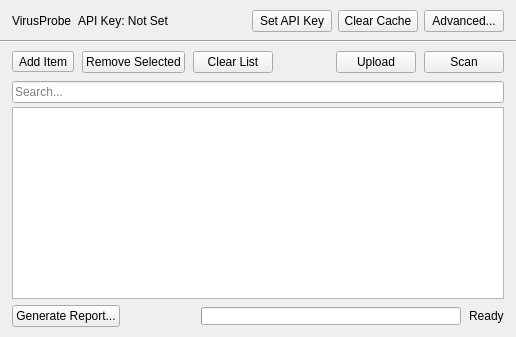
Above: gui/assets/main_window.ui from galactic1000/VirusProbe before the change. Below: the same form after it.
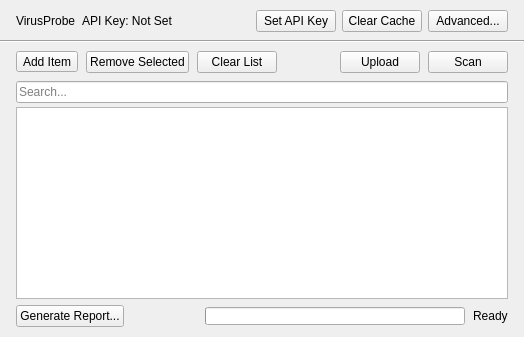
That is the form after the change. Custom widgets are drawn as their Qt base class.

Commit message: Refine GUI dialog and layout spacing

What changed in the file:
```diff
--- a/gui/assets/main_window.ui
+++ b/gui/assets/main_window.ui
@@ -22,13 +22,13 @@
     <widget class="QWidget" name="topBar">
      <layout class="QHBoxLayout" name="topBarLayout">
       <property name="leftMargin">
-       <number>12</number>
+       <number>16</number>
       </property>
       <property name="topMargin">
        <number>10</number>
       </property>
       <property name="rightMargin">
-       <number>12</number>
+       <number>16</number>
       </property>
       <property name="bottomMargin">
        <number>8</number>
@@ -98,13 +98,13 @@
     <widget class="QWidget" name="toolbar">
      <layout class="QHBoxLayout" name="toolbarLayout">
       <property name="leftMargin">
-       <number>12</number>
+       <number>16</number>
       </property>
       <property name="topMargin">
        <number>8</number>
       </property>
       <property name="rightMargin">
-       <number>12</number>
+       <number>16</number>
       </property>
       <property name="bottomMargin">
        <number>8</number>
@@ -177,13 +177,13 @@
     <widget class="QWidget" name="contentPane">
      <layout class="QVBoxLayout" name="contentLayout">
       <property name="leftMargin">
-       <number>12</number>
+       <number>16</number>
       </property>
       <property name="topMargin">
        <number>0</number>
       </property>
       <property name="rightMargin">
-       <number>12</number>
+       <number>16</number>
       </property>
       <property name="bottomMargin">
        <number>0</number>
@@ -211,13 +211,13 @@
     <widget class="QWidget" name="statusBar">
      <layout class="QHBoxLayout" name="statusLayout">
       <property name="leftMargin">
-       <number>12</number>
+       <number>16</number>
       </property>
       <property name="topMargin">
        <number>6</number>
       </property>
       <property name="rightMargin">
-       <number>12</number>
+       <number>16</number>
       </property>
       <property name="bottomMargin">
        <number>10</number>
```
The commit also changes 1 other file.
